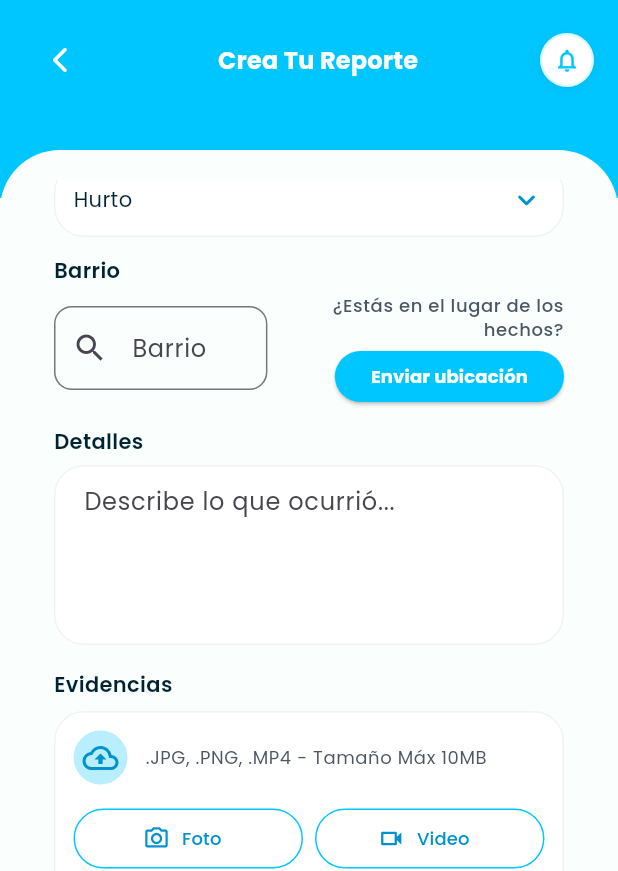
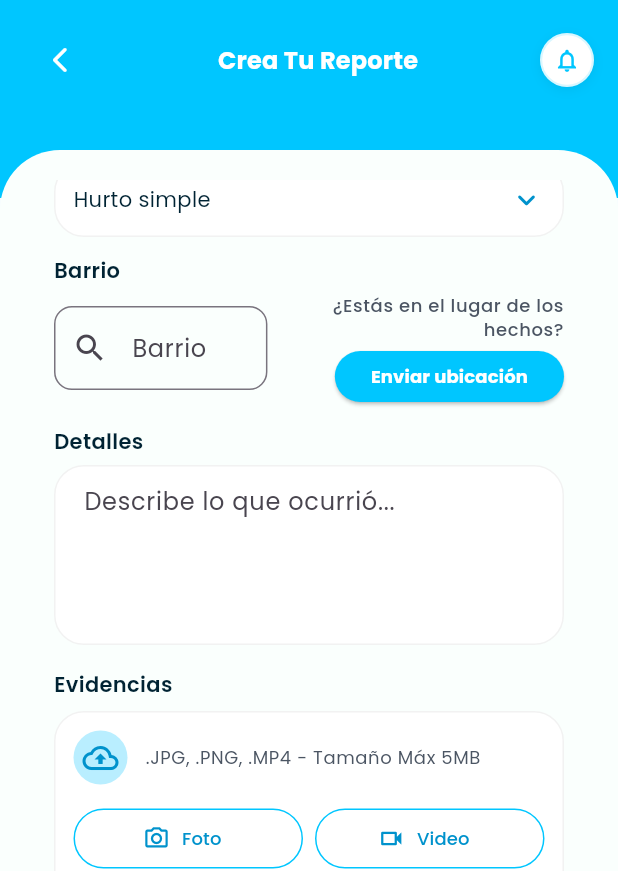
Before and after one commit to JavierS2/safe-map-app, a Flutter app: the CreateReportScreen screen opened by its route, scrolled down 230 dp, after a tap on "Foto", on a phone screen of 412 x 824 dp. Shown: the top 871 px of the screen. Run offline on Flutter 3.47's test engine with Material 3 defaults, Android fonts, the light colour scheme and no system bars; our stand-ins replace cloud_firestore, firebase_auth, firebase_core, firebase_storage, flutter_map, geolocator and 3 more; missing offline and left inert: cloudinary_public; accounts and stored records are empty.

Commit message:
feat: persist Cloudinary evidence URLs and polish report UI

```diff
--- a/lib/models/report_model.dart
+++ b/lib/models/report_model.dart
@@ -12,6 +12,7 @@ class ReportModel {
   final double? lng;             // Longitud
   final String status;           // pendiente, validado, en proceso, cerrado
   final DateTime createdAt;      // Registro del momento en que se creó
+  final List<String>? evidences; // URLs de evidencias (Cloudinary)
 
   ReportModel({
     required this.id,
@@ -25,6 +26,7 @@ class ReportModel {
     this.lng,
     this.status = "pendiente",
     required this.createdAt,
+    this.evidences,
   });
 
   // Convertir Firestore → ReportModel
@@ -41,6 +43,7 @@ class ReportModel {
       lng: data['lng']?.toDouble(),
       status: data['status'],
       createdAt: (data['createdAt'] as Timestamp).toDate(),
+      evidences: (data['evidences'] as List<dynamic>?)?.map((e) => e.toString()).toList(),
     );
   }
 
@@ -57,6 +60,7 @@ class ReportModel {
       'lng': lng,
       'status': status,
       'createdAt': createdAt,
+      'evidences': evidences ?? [],
     };
   }
 }
--- a/lib/providers/report_provider.dart
+++ b/lib/providers/report_provider.dart
@@ -36,6 +36,7 @@ class ReportProvider with ChangeNotifier {
         lng: lng,
         status: "pendiente",
         createdAt: DateTime.now(),
+        evidences: evidences,
       );
 
       await _service.createReport(report);
--- a/lib/screens/report/create_report_screen.dart
+++ b/lib/screens/report/create_report_screen.dart
@@ -27,8 +27,8 @@ class _CreateReportScreenState extends State<CreateReportScreen> {
       TextEditingController();
   final TextEditingController _detailsController = TextEditingController();
 
-  String _selectedCategory = 'Hurto';
-  final List<String> _categories = ['Hurto', 'Robo', 'Acoso', 'Otro'];
+  String _selectedCategory = 'Hurto simple';
+  final List<String> _categories = ['Hurto simple', 'Robo violento', 'Otro'];
 
   DateTime? _selectedDate;
   TimeOfDay? _selectedTime;
--- a/lib/screens/report/widgets/barrios_santa_marta.dart
+++ b/lib/screens/report/widgets/barrios_santa_marta.dart
@@ -338,6 +338,13 @@ class _BarrioSearchFieldState extends State<BarrioSearchField> {
 
   @override
   Widget build(BuildContext context) {
+    // compute dynamic height for the results list (item height ~56)
+    final double maxListHeight = 240.0;
+    const double itemHeight = 56.0;
+    double listHeight = (filtered.length * itemHeight);
+    if (listHeight < itemHeight) listHeight = itemHeight;
+    if (listHeight > maxListHeight) listHeight = maxListHeight;
+
     return Column(
       children: [
         TextField(
@@ -353,10 +360,9 @@ class _BarrioSearchFieldState extends State<BarrioSearchField> {
           ),
         ),
 
-        // Lista desplegable de resultados
+        // Lista desplegable de resultados (height adjusts to content, up to max)
         if (showList)
           Container(
-            height: 200,
             margin: const EdgeInsets.only(top: 5),
             decoration: BoxDecoration(
               color: Colors.white,
@@ -370,7 +376,10 @@ class _BarrioSearchFieldState extends State<BarrioSearchField> {
                 ),
               ],
             ),
+            child: SizedBox(
+              height: listHeight,
               child: ListView.builder(
+                padding: EdgeInsets.zero,
                 itemCount: filtered.length,
                 itemBuilder: (context, index) {
                   final barrio = filtered[index];
@@ -384,6 +393,7 @@ class _BarrioSearchFieldState extends State<BarrioSearchField> {
                 },
               ),
             ),
+          ),
       ],
     );
   }
--- a/lib/screens/report/widgets/evidence_upload_box.dart
+++ b/lib/screens/report/widgets/evidence_upload_box.dart
@@ -24,6 +24,7 @@ class _EvidenceUploadBoxState extends State<EvidenceUploadBox> {
 
   bool _uploading = false;
   final List<String> _evidenceUrls = [];
+  static const int _maxBytes = 5 * 1024 * 1024; // 5 MB
 
   Future<void> _pickImage() async {
     final XFile? picked = await _picker.pickImage(
@@ -31,6 +32,30 @@ class _EvidenceUploadBoxState extends State<EvidenceUploadBox> {
       imageQuality: 80,
     );
     if (picked == null) return;
+
+    // Validate size before uploading
+    try {
+      final bytes = await picked.length();
+      if (bytes > _maxBytes) {
+        if (mounted) {
+          ScaffoldMessenger.of(context).showSnackBar(
+            const SnackBar(content: Text('El archivo excede el tamaño máximo de 5 MB')),
+          );
+        }
+        return;
+      }
+    } catch (_) {
+      // If we can't get length, fall back to file length check
+      final file = File(picked.path);
+      if (file.existsSync() && file.lengthSync() > _maxBytes) {
+        if (mounted) {
+          ScaffoldMessenger.of(context).showSnackBar(
+            const SnackBar(content: Text('El archivo excede el tamaño máximo de 5 MB')),
+          );
+        }
+        return;
+      }
+    }
 
     await _uploadFile(File(picked.path), isVideo: false);
   }
@@ -41,6 +66,29 @@ class _EvidenceUploadBoxState extends State<EvidenceUploadBox> {
       maxDuration: const Duration(seconds: 30),
     );
     if (picked == null) return;
+
+    // Validate size before uploading
+    try {
+      final bytes = await picked.length();
+      if (bytes > _maxBytes) {
+        if (mounted) {
+          ScaffoldMessenger.of(context).showSnackBar(
+            const SnackBar(content: Text('El archivo excede el tamaño máximo de 5 MB')),
+          );
+        }
+        return;
+      }
+    } catch (_) {
+      final file = File(picked.path);
+      if (file.existsSync() && file.lengthSync() > _maxBytes) {
+        if (mounted) {
+          ScaffoldMessenger.of(context).showSnackBar(
+            const SnackBar(content: Text('El archivo excede el tamaño máximo de 5 MB')),
+          );
+        }
+        return;
+      }
+    }
 
     await _uploadFile(File(picked.path), isVideo: true);
   }
@@ -123,7 +171,7 @@ class _EvidenceUploadBoxState extends State<EvidenceUploadBox> {
                   const SizedBox(width: 12),
                   Expanded(
                     child: Text(
-                      '.JPG, .PNG, .MP4 - Tamaño Máx 10MB',
+                      '.JPG, .PNG, .MP4 - Tamaño Máx 5MB',
                       style: textTheme.bodySmall?.copyWith(
                         color: AppColors.textSecondary,
                       ),
```
Also changed, not shown: pubspec.lock. Lines whose indentation alone changed are shown as unchanged.
